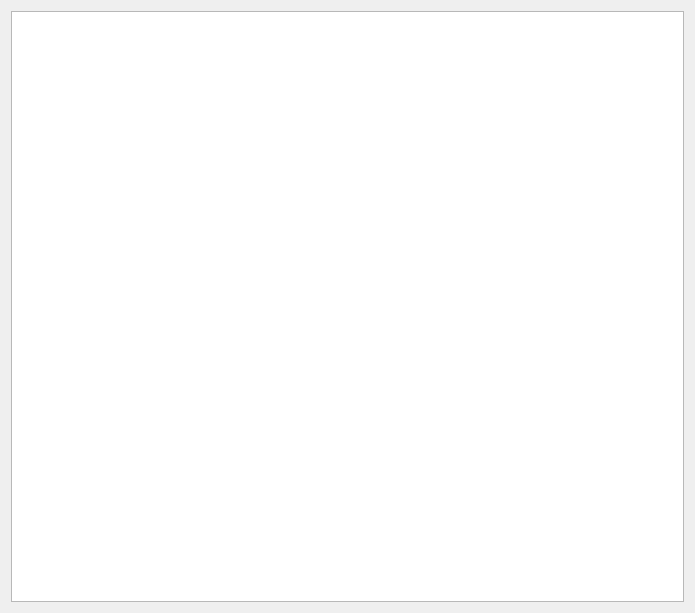
Qt form REVIDE/BitcodeDialog.ui (LLVMParty/REVIDE) before a commit.
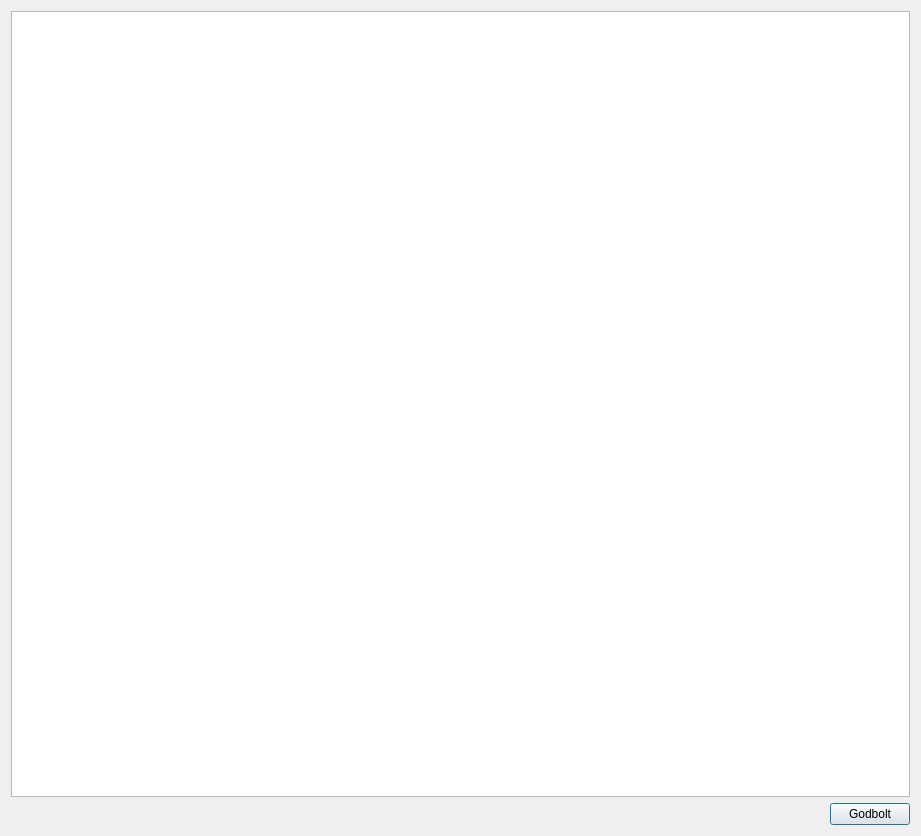
The same form after that commit.

Commit message: Add button to instantly open the snippet in godbolt.org

Patch:
```diff
--- a/REVIDE/BitcodeDialog.ui
+++ b/REVIDE/BitcodeDialog.ui
@@ -6,8 +6,8 @@
    <rect>
     <x>0</x>
     <y>0</y>
-    <width>695</width>
-    <height>613</height>
+    <width>921</width>
+    <height>836</height>
    </rect>
   </property>
   <property name="windowTitle">
@@ -26,6 +26,30 @@
      </property>
     </widget>
    </item>
+   <item>
+    <layout class="QHBoxLayout" name="horizontalLayout">
+     <item>
+      <spacer name="horizontalSpacer">
+       <property name="orientation">
+        <enum>Qt::Horizontal</enum>
+       </property>
+       <property name="sizeHint" stdset="0">
+        <size>
+         <width>40</width>
+         <height>20</height>
+        </size>
+       </property>
+      </spacer>
+     </item>
+     <item>
+      <widget class="QPushButton" name="buttonGodbolt">
+       <property name="text">
+        <string>Godbolt</string>
+       </property>
+      </widget>
+     </item>
+    </layout>
+   </item>
   </layout>
  </widget>
  <resources/>
```
The commit also changes 4 other files.
